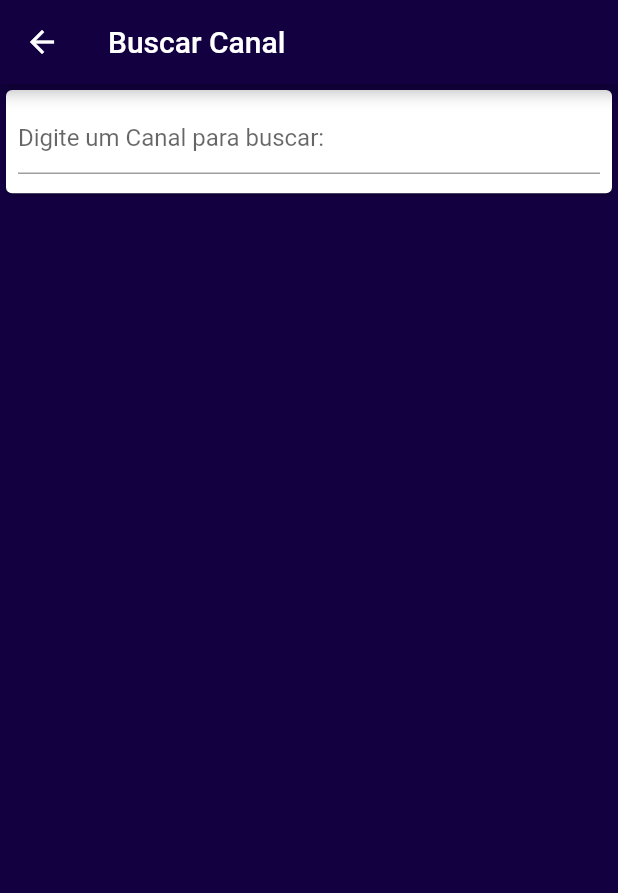
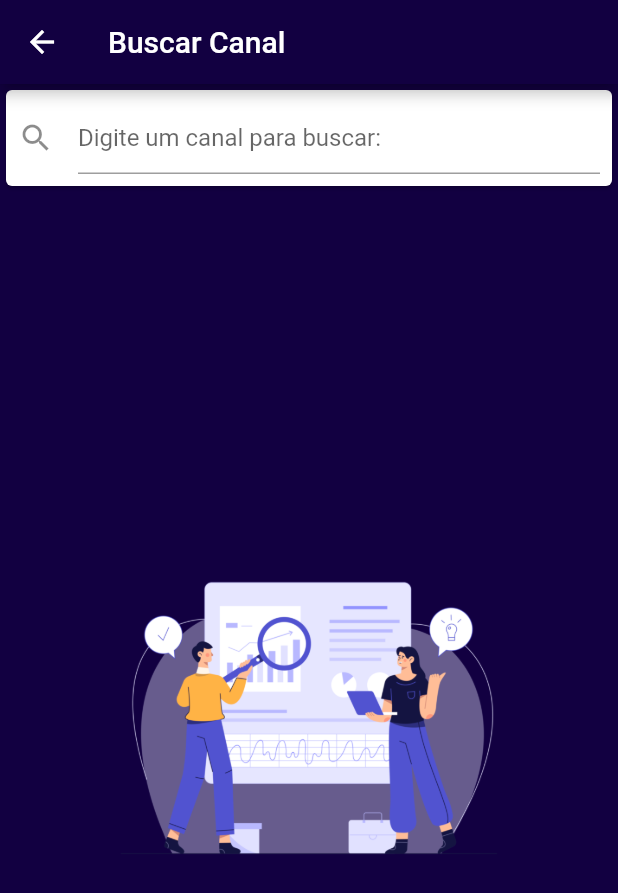
Before and after one commit to andersonsantos6/tv_project, a Flutter app: the screen it shows after launch, after a tap on the "search" icon, on a phone screen of 412 x 824 dp. Shown: the top 893 px of the screen. Run offline on Flutter 3.47's test engine with Material 2 defaults, Android fonts, the phone set to English and light mode, and no system bars; our stand-ins replace video_player; network calls fail.

Commit message:
update widgets

```diff
--- a/lib/src/components/list_channels.dart
+++ b/lib/src/components/list_channels.dart
@@ -23,13 +23,11 @@ class ListChannels extends StatelessWidget {
     final color = CustomColors();
     final displaySize = DisplaySize();
     final channelController = ChannelController();
-    final _randomColors = RandomColors();
-    final _intRandom = Random();
     return Column(
       crossAxisAlignment: CrossAxisAlignment.start,
       children: [
         Padding(
-          padding: const EdgeInsets.symmetric(horizontal: 10),
+          padding: const EdgeInsets.only(left: 10),
           child: Text(
             category,
             style: const TextStyle(
@@ -40,7 +38,7 @@ class ListChannels extends StatelessWidget {
           height: 10,
         ),
         Container(
-          height: displaySize.height(context, 0.2),
+          height: displaySize.height(context, 0.15),
           child: ListView.builder(
             scrollDirection: direction,
             itemCount:
@@ -49,18 +47,17 @@ class ListChannels extends StatelessWidget {
               var channelData =
                   channelController.channelFilter(listChannel, category)[index];
 
-              return InkWell(
-                onTap: () =>
-                    channelController.getPage(context, channelData, '/player'),
-                child: Padding(
+              return Padding(
                 padding: const EdgeInsets.symmetric(horizontal: 5),
+                child: InkWell(
+                  onTap: () => channelController.getPage(
+                      context, channelData, '/player'),
                   child: Container(
                     decoration: BoxDecoration(
                         color: color.secondaryColor(),
                         borderRadius: BorderRadius.circular(8)),
                     child: Padding(
                       padding: const EdgeInsets.all(10),
-                      child: Container(
                       child: Column(
                         children: [
                           Expanded(
@@ -87,7 +84,6 @@ class ListChannels extends StatelessWidget {
                     ),
                   ),
                 ),
-                ),
               );
             },
           ),
--- a/lib/src/controller/channels_controller.dart
+++ b/lib/src/controller/channels_controller.dart
@@ -64,8 +64,10 @@ class ChannelController with ChangeNotifier {
   List<ChannelModel> channelSearch(
       List<ChannelModel> listChannel, String value) {
     return listChannel
-        .where((ch) =>
-            ch.title.toLowerCase().contains(value.toString().toLowerCase()))
+        .where(
+          (ch) =>
+              ch.title.toLowerCase().contains(value.toString().toLowerCase()),
+        )
         .toList();
   }
   //   Future<void> loadProducts() async {
--- a/lib/src/view/search_page.dart
+++ b/lib/src/view/search_page.dart
@@ -49,13 +49,13 @@ class _SearchPageState extends State<SearchPage> {
           ),
           body: Column(
             children: [
-              Expanded(
-                child: Card(
+              Card(
                 child: Padding(
                   padding: const EdgeInsets.all(8.0),
                   child: TextField(
                     decoration: const InputDecoration(
-                          hintText: 'Digite um Canal para buscar:'),
+                        icon: Icon(Icons.search),
+                        hintText: 'Digite um canal para buscar:'),
                     keyboardType: TextInputType.text,
                     controller: _controller,
                     onChanged: (value) {
@@ -64,12 +64,16 @@ class _SearchPageState extends State<SearchPage> {
                   ),
                 ),
               ),
-              ),
               Expanded(
                 flex: 9,
                 child: Container(
                   child: _controller.text == ''
-                      ? null
+                      ? Center(
+                          child: Container(
+                          height: 300,
+                          child: Image.asset(
+                              'lib/src/assets/searchPage/search.png'),
+                        ))
                       : Column(
                           children: [
                             list.isEmpty
@@ -87,7 +91,7 @@ class _SearchPageState extends State<SearchPage> {
                                             width: 10,
                                           ),
                                           Text(
-                                            'Nenhum Canal foi encontrado.',
+                                            'Nenhum canal foi encontrado.',
                                             style:
                                                 TextStyle(color: Colors.white),
                                           ),
--- a/pubspec.yaml
+++ b/pubspec.yaml
@@ -61,9 +61,8 @@ flutter:
   uses-material-design: true
 
   # To add assets to your application, add an assets section, like this:
-  # assets:
-  #   - images/a_dot_burr.jpeg
-  #   - images/a_dot_ham.jpeg
+  assets:
+    - lib/src/assets/searchPage/search.png
 
   # An image asset can refer to one or more resolution-specific "variants", see
   # https://flutter.dev/assets-and-images/#resolution-aware
```
Also changed, not shown: lib/src/view/player_page.dart (+40 -10 lines), lib/src/assets/searchPage/search.png (added). Lines whose indentation alone changed are shown as unchanged.
